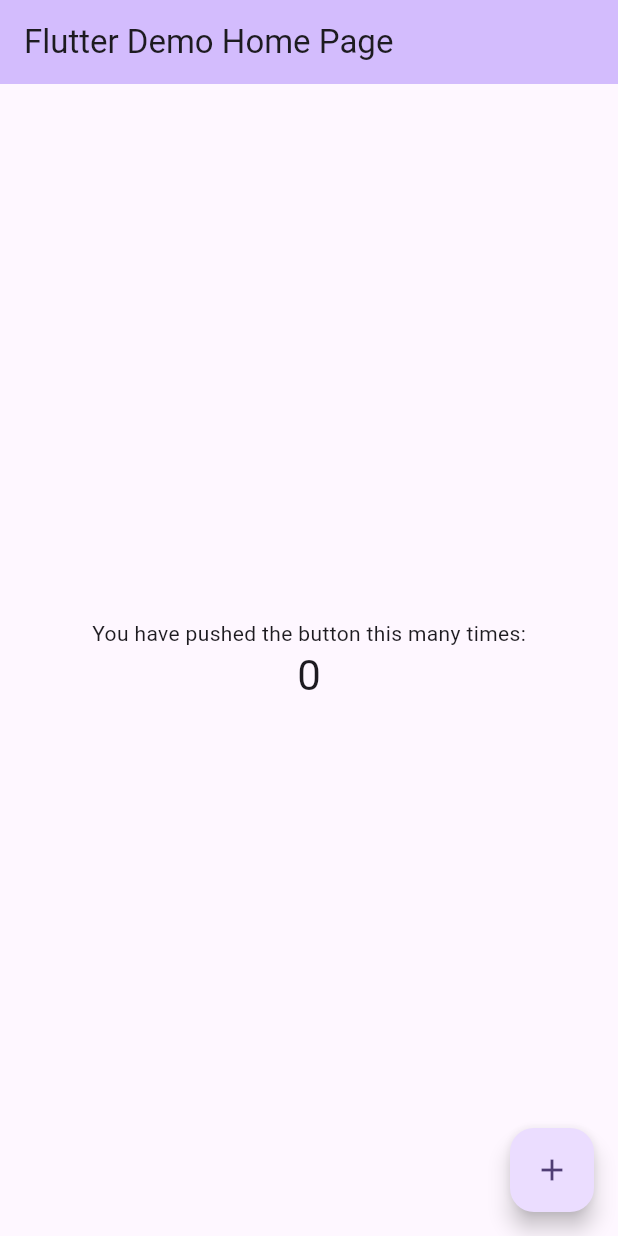
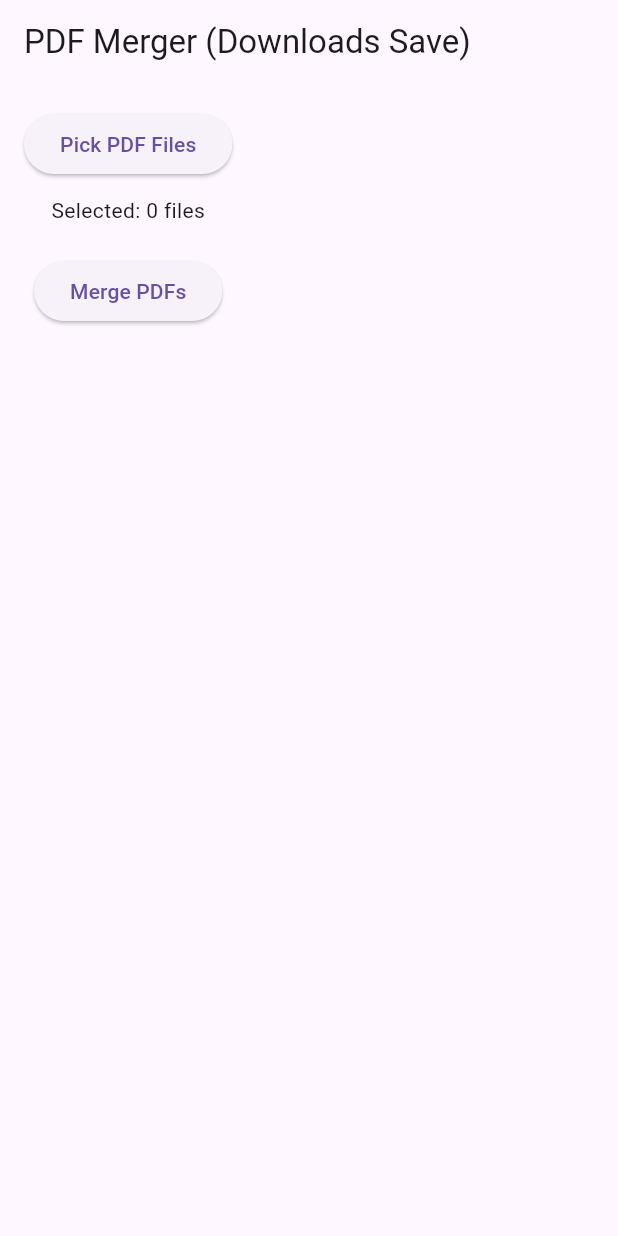
Before and after one commit to iamrahulsahani/DoxKing, a Flutter app: the screen it shows after launch, on a phone screen of 412 x 824 dp. Run offline on Flutter 3.47's test engine with Material 3 defaults, Android fonts, the phone set to English and light mode, and no system bars; our stand-ins replace file_picker; missing offline and left inert: syncfusion_flutter_pdf.

Commit message:
merge pdf working with basic UI

```diff
--- a/lib/main.dart
+++ b/lib/main.dart
@@ -1,122 +1,135 @@
+import 'dart:io';
+import 'dart:typed_data';
 import 'package:flutter/material.dart';
+import 'package:file_picker/file_picker.dart';
+import 'package:syncfusion_flutter_pdf/pdf.dart';
 
 void main() {
-  runApp(const MyApp());
+  runApp(const PDFMergerApp());
 }
 
-class MyApp extends StatelessWidget {
-  const MyApp({super.key});
+class PDFMergerApp extends StatelessWidget {
+  const PDFMergerApp({super.key});
 
-  // This widget is the root of your application.
   @override
   Widget build(BuildContext context) {
     return MaterialApp(
-      title: 'Flutter Demo',
-      theme: ThemeData(
-        // This is the theme of your application.
-        //
-        // TRY THIS: Try running your application with "flutter run". You'll see
-        // the application has a purple toolbar. Then, without quitting the app,
-        // try changing the seedColor in the colorScheme below to Colors.green
-        // and then invoke "hot reload" (save your changes or press the "hot
-        // reload" button in a Flutter-supported IDE, or press "r" if you used
-        // the command line to start the app).
-        //
-        // Notice that the counter didn't reset back to zero; the application
-        // state is not lost during the reload. To reset the state, use hot
-        // restart instead.
-        //
-        // This works for code too, not just values: Most code changes can be
-        // tested with just a hot reload.
-        colorScheme: ColorScheme.fromSeed(seedColor: Colors.deepPurple),
-      ),
-      home: const MyHomePage(title: 'Flutter Demo Home Page'),
+      title: 'PDF Merger',
+      theme: ThemeData(primarySwatch: Colors.blue),
+      home: const PDFMergerScreen(),
     );
   }
 }
 
-class MyHomePage extends StatefulWidget {
-  const MyHomePage({super.key, required this.title});
-
-  // This widget is the home page of your application. It is stateful, meaning
-  // that it has a State object (defined below) that contains fields that affect
-  // how it looks.
-
-  // This class is the configuration for the state. It holds the values (in this
-  // case the title) provided by the parent (in this case the App widget) and
-  // used by the build method of the State. Fields in a Widget subclass are
-  // always marked "final".
-
-  final String title;
+class PDFMergerScreen extends StatefulWidget {
+  const PDFMergerScreen({super.key});
 
   @override
-  State<MyHomePage> createState() => _MyHomePageState();
+  State<PDFMergerScreen> createState() => _PDFMergerScreenState();
 }
 
-class _MyHomePageState extends State<MyHomePage> {
-  int _counter = 0;
+class _PDFMergerScreenState extends State<PDFMergerScreen> {
+  List<Uint8List> selectedPDFBytes = [];
+  String? mergedPath;
 
-  void _incrementCounter() {
-    setState(() {
-      // This call to setState tells the Flutter framework that something has
-      // changed in this State, which causes it to rerun the build method below
-      // so that the display can reflect the updated values. If we changed
-      // _counter without calling setState(), then the build method would not be
-      // called again, and so nothing would appear to happen.
-      _counter++;
-    });
+  Future<void> pickPDFs() async {
+    FilePickerResult? result = await FilePicker.platform.pickFiles(
+      type: FileType.custom,
+      allowedExtensions: ['pdf'],
+      allowMultiple: true,
+      withData: true, // ensures we get raw bytes
+    );
+
+    if (result != null) {
+      setState(() {
+        selectedPDFBytes = result.files
+            .where((f) => f.bytes != null)
+            .map((f) => f.bytes!)
+            .toList();
+      });
+    }
+  }
+
+  Future<void> mergePDFs() async {
+    if (selectedPDFBytes.length < 2) {
+      ScaffoldMessenger.of(context).showSnackBar(
+        const SnackBar(content: Text("Pick at least 2 PDF files")),
+      );
+      return;
+    }
+
+    try {
+      final PdfDocument newDocument = PdfDocument();
+      PdfSection? section;
+
+      for (final bytes in selectedPDFBytes) {
+        final PdfDocument loaded = PdfDocument(inputBytes: bytes);
+
+        for (int i = 0; i < loaded.pages.count; i++) {
+          final PdfTemplate template = loaded.pages[i].createTemplate();
+
+          if (section == null ||
+              section.pageSettings.size != template.size) {
+            section = newDocument.sections!.add();
+            section.pageSettings.size = template.size;
+            section.pageSettings.margins.all = 0;
+          }
+          section.pages
+              .add()
+              .graphics
+              .drawPdfTemplate(template, const Offset(0, 0));
+        }
+        loaded.dispose();
+      }
+
+      final mergedBytes = await newDocument.save();
+      newDocument.dispose();
+
+      // 🔽 Save into Android Downloads folder
+      final downloadsDir = Directory('/storage/emulated/0/Download');
+      final outPath =
+          '${downloadsDir.path}/merged_${DateTime.now().millisecondsSinceEpoch}.pdf';
+      final outFile = File(outPath);
+      await outFile.writeAsBytes(mergedBytes, flush: true);
+
+      setState(() => mergedPath = outPath);
+
+      ScaffoldMessenger.of(context).showSnackBar(
+        SnackBar(content: Text('✅ Merged PDF saved at: $outPath')),
+      );
+    } catch (e, st) {
+      ScaffoldMessenger.of(context).showSnackBar(
+        SnackBar(content: Text('Error merging PDFs: $e')),
+      );
+      debugPrint('$e\n$st');
+    }
   }
 
   @override
   Widget build(BuildContext context) {
-    // This method is rerun every time setState is called, for instance as done
-    // by the _incrementCounter method above.
-    //
-    // The Flutter framework has been optimized to make rerunning build methods
-    // fast, so that you can just rebuild anything that needs updating rather
-    // than having to individually change instances of widgets.
     return Scaffold(
-      appBar: AppBar(
-        // TRY THIS: Try changing the color here to a specific color (to
-        // Colors.amber, perhaps?) and trigger a hot reload to see the AppBar
-        // change color while the other colors stay the same.
-        backgroundColor: Theme.of(context).colorScheme.inversePrimary,
-        // Here we take the value from the MyHomePage object that was created by
-        // the App.build method, and use it to set our appbar title.
-        title: Text(widget.title),
-      ),
-      body: Center(
-        // Center is a layout widget. It takes a single child and positions it
-        // in the middle of the parent.
+      appBar: AppBar(title: const Text("PDF Merger (Downloads Save)")),
+      body: Padding(
+        padding: const EdgeInsets.all(16),
         child: Column(
-          // Column is also a layout widget. It takes a list of children and
-          // arranges them vertically. By default, it sizes itself to fit its
-          // children horizontally, and tries to be as tall as its parent.
-          //
-          // Column has various properties to control how it sizes itself and
-          // how it positions its children. Here we use mainAxisAlignment to
-          // center the children vertically; the main axis here is the vertical
-          // axis because Columns are vertical (the cross axis would be
-          // horizontal).
-          //
-          // TRY THIS: Invoke "debug painting" (choose the "Toggle Debug Paint"
-          // action in the IDE, or press "p" in the console), to see the
-          // wireframe for each widget.
-          mainAxisAlignment: MainAxisAlignment.center,
-          children: <Widget>[
-            const Text('You have pushed the button this many times:'),
-            Text(
-              '$_counter',
-              style: Theme.of(context).textTheme.headlineMedium,
+          children: [
+            ElevatedButton(
+              onPressed: pickPDFs,
+              child: const Text("Pick PDF Files"),
             ),
+            const SizedBox(height: 10),
+            Text("Selected: ${selectedPDFBytes.length} files"),
+            const SizedBox(height: 20),
+            ElevatedButton(
+              onPressed: mergePDFs,
+              child: const Text("Merge PDFs"),
+            ),
+            const SizedBox(height: 20),
+            if (mergedPath != null)
+              SelectableText("📂 Merged file: $mergedPath"),
           ],
         ),
       ),
-      floatingActionButton: FloatingActionButton(
-        onPressed: _incrementCounter,
-        tooltip: 'Increment',
-        child: const Icon(Icons.add),
-      ), // This trailing comma makes auto-formatting nicer for build methods.
     );
   }
 }
--- a/pubspec.yaml
+++ b/pubspec.yaml
@@ -30,6 +30,10 @@ environment:
 dependencies:
   flutter:
     sdk: flutter
+  file_picker: ^8.0.0
+  path_provider: ^2.0.0
+  syncfusion_flutter_pdf: ^25.2.7
+  permission_handler: ^11.3.1
 
   # The following adds the Cupertino Icons font to your application.
   # Use with the CupertinoIcons class for iOS style icons.
```
Also changed, not shown: pubspec.lock, 10 other files.
